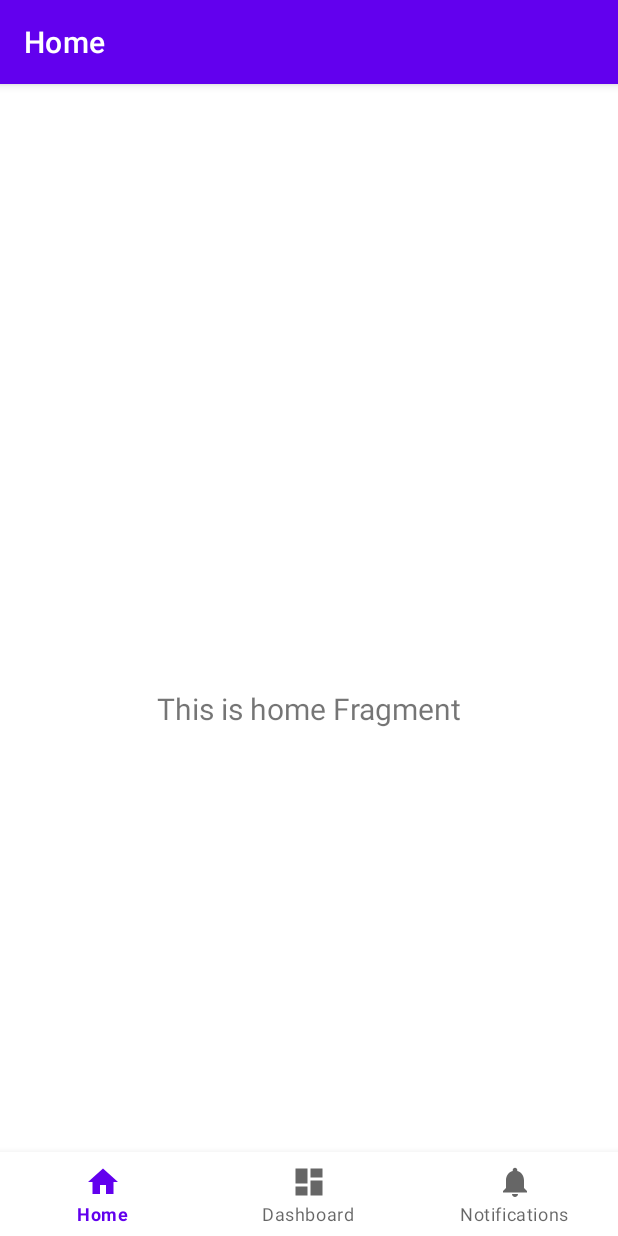
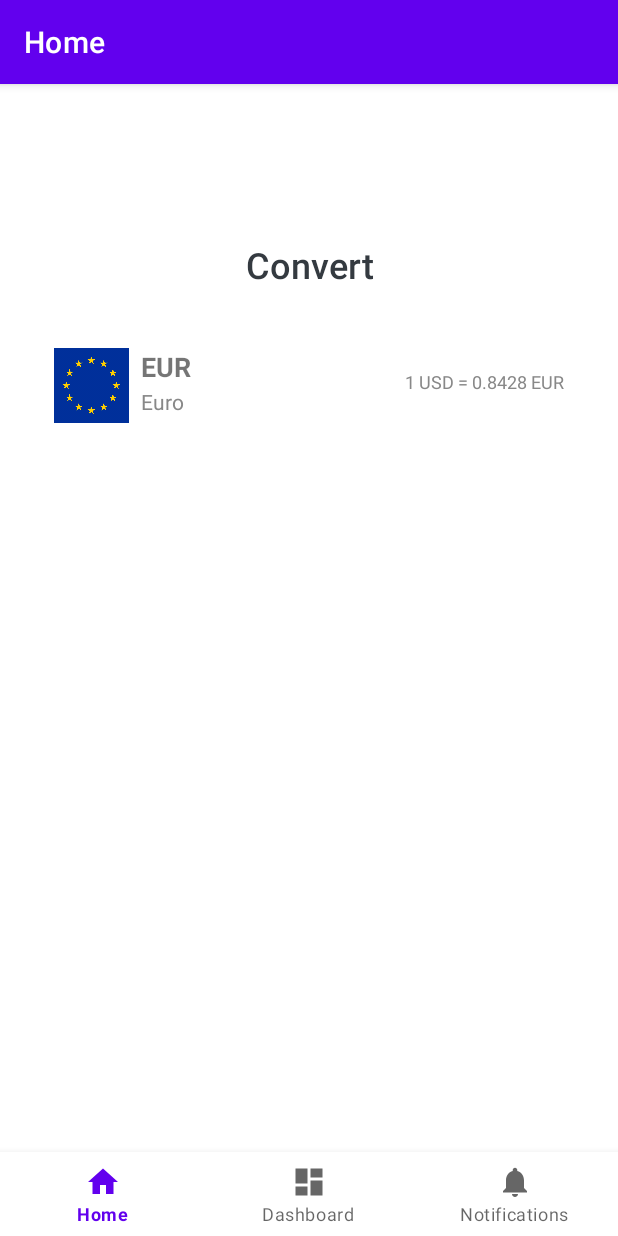
Before and after one commit to BryanF26/currency-converter-app, an Android app: the screen it shows after launch (MainActivity), on a phone screen of 412 x 824 dp. Run offline under Robolectric (Android 15) with nearby library versions, the phone set to English and light mode, and no system bars; our stand-ins replace navigation-ui; 2 statements that could not run were skipped.

Commit message:
add home

```diff
--- /dev/null
+++ b/app/src/main/res/drawable/rounded_image.xml
@@ -0,0 +1,19 @@
+<layer-list xmlns:android="http://schemas.android.com/apk/res/android">
+
+    <item>
+        <shape android:shape="oval">
+            <solid android:color="#ffffff"/>
+            <corners android:radius="27.5dp"/>
+        </shape>
+    </item>
+
+    <item>
+        <shape android:shape="oval">
+            <solid android:color="@android:color/transparent"/>
+            <stroke
+                android:width="2dp"
+                android:color="#FF0000" />
+            <corners android:radius="27.5dp"/>
+        </shape>
+    </item>
+</layer-list>
--- a/app/src/main/res/layout/fragment_home.xml
+++ b/app/src/main/res/layout/fragment_home.xml
@@ -1,5 +1,5 @@
-<?xml version="1.0" encoding="utf-8"?>
-<androidx.constraintlayout.widget.ConstraintLayout xmlns:android="http://schemas.android.com/apk/res/android"
+<androidx.constraintlayout.widget.ConstraintLayout
+    xmlns:android="http://schemas.android.com/apk/res/android"
     xmlns:app="http://schemas.android.com/apk/res-auto"
     xmlns:tools="http://schemas.android.com/tools"
     android:layout_width="match_parent"
@@ -7,16 +7,83 @@
     tools:context=".ui.home.HomeFragment">
 
     <TextView
-        android:id="@+id/text_home"
-        android:layout_width="match_parent"
-        android:layout_height="wrap_content"
-        android:layout_marginStart="8dp"
-        android:layout_marginTop="8dp"
-        android:layout_marginEnd="8dp"
+        android:id="@+id/convertLabel"
+        android:layout_width="197dp"
+        android:layout_height="40dp"
+        android:layout_marginTop="48dp"
+        android:fontFamily="sans-serif-medium"
+        android:text="Convert"
         android:textAlignment="center"
-        android:textSize="20sp"
-        app:layout_constraintBottom_toBottomOf="parent"
+        android:textColor="#343a40"
+        android:textSize="24sp"
         app:layout_constraintEnd_toEndOf="parent"
         app:layout_constraintStart_toStartOf="parent"
         app:layout_constraintTop_toTopOf="parent" />
-</androidx.constraintlayout.widget.ConstraintLayout>
+
+    <LinearLayout
+        android:id="@+id/currencyLayout"
+        android:layout_width="0dp"
+        android:layout_height="wrap_content"
+        android:layout_marginTop="16dp"
+        android:layout_marginStart="20dp"
+        android:layout_marginEnd="20dp"
+        android:orientation="vertical"
+        app:layout_constraintEnd_toEndOf="parent"
+        app:layout_constraintStart_toStartOf="parent"
+        app:layout_constraintTop_toBottomOf="@id/convertLabel"
+        android:padding="16dp">
+
+        <LinearLayout
+            android:layout_width="match_parent"
+            android:layout_height="wrap_content"
+            android:orientation="horizontal"
+            android:gravity="center_vertical"
+            android:layout_weight="1">
+
+            <ImageView
+                android:id="@+id/currencyIcon"
+                android:layout_width="50dp"
+                android:layout_height="50dp"
+                android:background="@drawable/rounded_image"
+                android:padding="0dp"
+                android:scaleType="centerCrop"
+                android:src="@drawable/flag_eur" />
+
+            <LinearLayout
+                android:layout_width="0dp"
+                android:layout_height="match_parent"
+                android:orientation="vertical"
+                android:layout_weight="1">
+
+            <TextView
+                android:id="@+id/currencyName"
+                android:layout_width="wrap_content"
+                android:layout_height="wrap_content"
+                android:layout_marginStart="8dp"
+                android:text="EUR"
+                android:textSize="18sp"
+                android:textStyle="bold" />
+
+            <TextView
+                android:id="@+id/currencyFullName"
+                android:layout_width="wrap_content"
+                android:layout_height="wrap_content"
+                android:layout_marginStart="8dp"
+                android:layout_marginTop="1dp"
+                android:text="Euro"
+                android:textColor="#888"
+                android:textSize="14sp" />
+        </LinearLayout>
+
+            <TextView
+                android:id="@+id/exchangeRate"
+                android:layout_width="wrap_content"
+                android:layout_height="29dp"
+                android:layout_gravity="center"
+                android:layout_marginTop="4dp"
+                android:text="1 USD = 0.8428 EUR"
+                android:textColor="#888"
+                android:textSize="12sp" />
+    </LinearLayout>
+</LinearLayout>
+    </androidx.constraintlayout.widget.ConstraintLayout>
```
Also changed, not shown: app/src/main/res/drawable/flag_eur.png (added).
